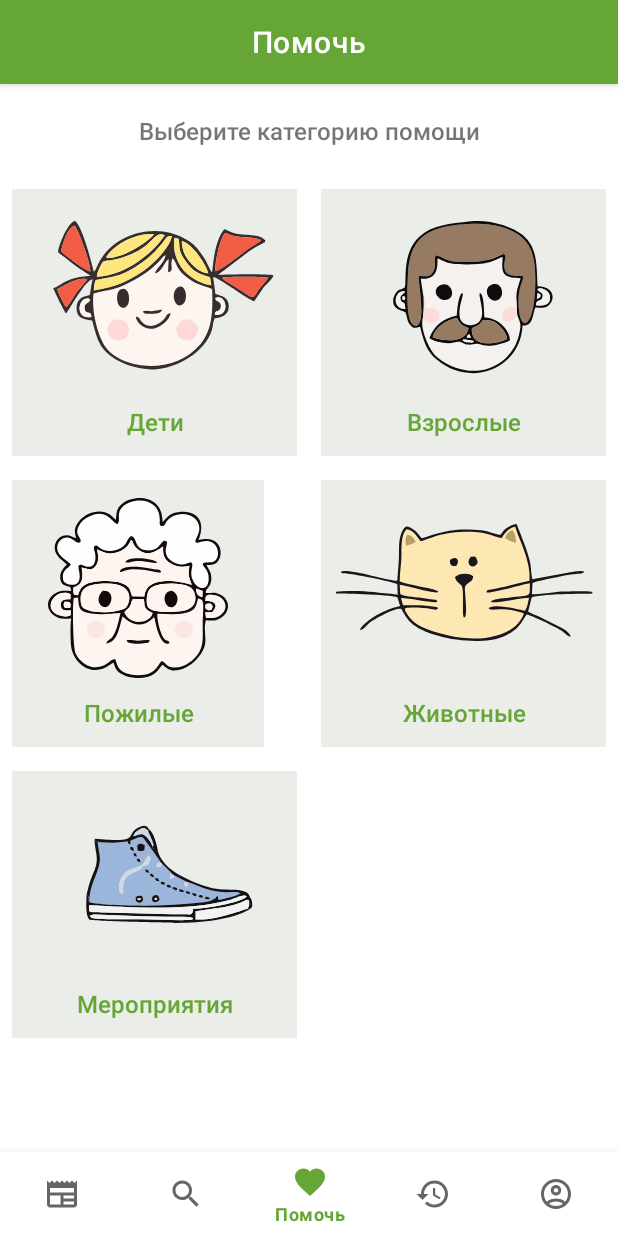
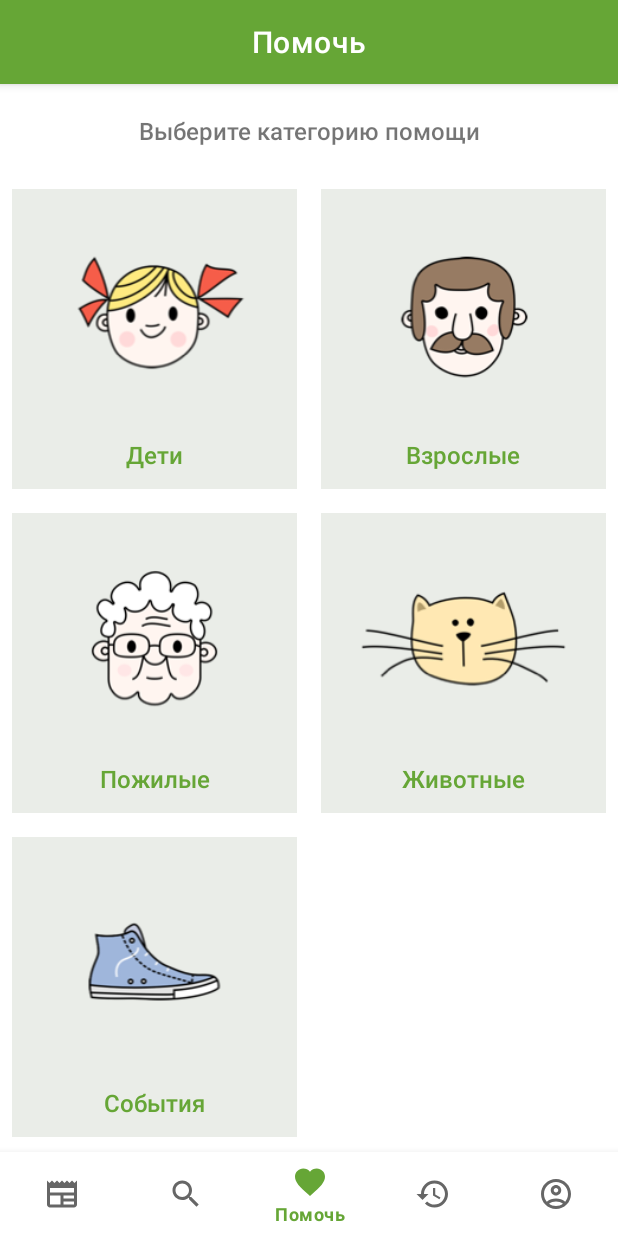
Before and after one commit to iSiNrus/SimbirPractic, an Android app: the screen it shows after launch (MainActivity), item 3 of the bottom bar chosen, on a phone screen of 412 x 824 dp. Run offline under Robolectric (Android 15) with nearby library versions, the phone set to English and light mode, and no system bars; our stand-ins replace RxJava; libraries missing offline, so code that uses them is left out: com.jakewharton.rxbinding, rx.android.schedulers.

```diff
--- a/app/build.gradle
+++ b/app/build.gradle
@@ -2,6 +2,7 @@ plugins {
     id 'com.android.application'
     id 'org.jetbrains.kotlin.android'
     id 'org.jlleitschuh.gradle.ktlint'
+    id 'kotlin-parcelize'
 }
 
 android {
--- a/app/src/main/assets/categories.json
+++ b/app/src/main/assets/categories.json
@@ -1,22 +1,27 @@
 [
   {
     "id": 0,
-    "title": "Дети"
+    "title": "Дети",
+    "icon_path": "cat_img/children.png"
   },
   {
     "id": 1,
-    "title": "Взрослые"
+    "title": "Взрослые",
+    "icon_path": "cat_img/adults.png"
   },
   {
     "id": 2,
-    "title": "Пожилые"
+    "title": "Пожилые",
+    "icon_path": "cat_img/elders.png"
   },
   {
     "id": 3,
-    "title": "Животные"
+    "title": "Животные",
+    "icon_path": "cat_img/animals.png"
   },
   {
     "id": 4,
-    "title": "События"
+    "title": "События",
+    "icon_path": "cat_img/events.png"
   }
 ]
--- a/app/src/main/java/ru/barsik/simbirpractic/dao/CategoryDAO.kt
+++ b/app/src/main/java/ru/barsik/simbirpractic/dao/CategoryDAO.kt
@@ -26,6 +26,6 @@ class CategoryDAO(private val ctx: Context) {
         if(categories==null) getCategories()
         return categories?.find {it ->
             it.title==mTitle
-        } ?: Category(3,"dsf")
+        } ?: Category(3,"dsf", "")
     }
 }
--- a/app/src/main/java/ru/barsik/simbirpractic/entity/Category.kt
+++ b/app/src/main/java/ru/barsik/simbirpractic/entity/Category.kt
@@ -1,6 +1,13 @@
 package ru.barsik.simbirpractic.entity
 
+import android.os.Parcelable
+import com.google.gson.annotations.SerializedName
+import kotlinx.parcelize.Parcelize
+
+@Parcelize
 data class Category(
     val id : Int,
-    val title : String
-)
+    val title : String,
+    @SerializedName("icon_path")
+    val iconPath: String
+) : Parcelable
--- a/app/src/main/java/ru/barsik/simbirpractic/fragments/CategoriesFragment.kt
+++ b/app/src/main/java/ru/barsik/simbirpractic/fragments/CategoriesFragment.kt
@@ -1,56 +1,76 @@
 package ru.barsik.simbirpractic.fragments
 
-import android.database.DataSetObserver
-import android.graphics.drawable.GradientDrawable.Orientation
+import android.graphics.BitmapFactory
 import android.os.Bundle
-import androidx.fragment.app.Fragment
+import android.os.Handler
+import android.os.Looper
+import android.os.Message
+import android.util.Log
 import android.view.LayoutInflater
 import android.view.View
 import android.view.ViewGroup
-import android.widget.ArrayAdapter
 import android.widget.ImageView
-import android.widget.ListAdapter
 import android.widget.TextView
+import androidx.fragment.app.Fragment
 import androidx.recyclerview.widget.GridLayoutManager
-import androidx.recyclerview.widget.LinearLayoutManager
 import androidx.recyclerview.widget.RecyclerView
-import androidx.recyclerview.widget.RecyclerView.ItemDecoration
 import androidx.recyclerview.widget.RecyclerView.ViewHolder
 import ru.barsik.simbirpractic.R
+import ru.barsik.simbirpractic.dao.CategoryDAO
 import ru.barsik.simbirpractic.databinding.FragmentCategoriesBinding
+import ru.barsik.simbirpractic.entity.Category
+import java.util.concurrent.Executors
+import java.util.concurrent.TimeUnit
 
-class CategoriesFragment : Fragment() {
+class CategoriesFragment() : Fragment() {
 
+    private val TAG = "CategoriesFragment"
     private lateinit var binding: FragmentCategoriesBinding
+
+    private val task = Runnable {
+        TimeUnit.SECONDS.sleep(2)
+        val categoryDAO = CategoryDAO(requireContext())
+        categories = categoryDAO.getCategories() as ArrayList
+        handler.sendMessage(Message())
+    }
+
+    private val handler = Handler(Looper.getMainLooper()) {
+        initRecyclerView()
+        return@Handler true
+    }
+
 
     override fun onCreateView(
         inflater: LayoutInflater, container: ViewGroup?, savedInstanceState: Bundle?
     ): View {
         binding = FragmentCategoriesBinding.inflate(layoutInflater)
+        super.onCreateView(inflater, container, savedInstanceState)
         return binding.root
     }
 
     override fun onViewCreated(view: View, savedInstanceState: Bundle?) {
-        val categList = arrayListOf<Pair<String, Int>>(
-            Pair("Дети", R.drawable.children),
-            Pair("Взрослые", R.drawable.adults),
-            Pair("Пожилые", R.drawable.elderly),
-            Pair("Животные", R.drawable.animals),
-            Pair("Мероприятия", R.drawable.events)
-        )
-        binding.categoryRecyclerview.layoutManager = GridLayoutManager(requireContext(), 2)
-        binding.categoryRecyclerview.addItemDecoration(object : ItemDecoration(){
-
-        })
-        binding.categoryRecyclerview.adapter = CategoryItemAdapter(categList)
+        if (categories == null) {
+            Log.d(TAG, "onViewCreated: old List NOT Detected")
+            val executor = Executors.newFixedThreadPool(1)
+            executor.submit(task)
+        } else
+            initRecyclerView()
     }
 
-    private inner class CategoryItemAdapter(private val categoryList: List<Pair<String, Int>>) :
+    private fun initRecyclerView() {
+        val categList = categories?.map { Pair(it.title, it.iconPath) }?.toList() ?: ArrayList()
+        binding.categoryRecyclerview.layoutManager = GridLayoutManager(requireContext(), 2)
+        binding.categoryRecyclerview.adapter = CategoryItemAdapter(categList)
+        binding.progressBarCategories.visibility = View.GONE
+        binding.categoryRecyclerview.visibility = View.VISIBLE
+    }
+
+    private inner class CategoryItemAdapter(private val categoryList: List<Pair<String, String>>) :
         RecyclerView.Adapter<CategoryItemAdapter.CategoryViewHolder>() {
 
         inner class CategoryViewHolder(itemView: View) : ViewHolder(itemView) {
-            val image : ImageView = itemView.findViewById(R.id.iv_cat_item)
-            val title : TextView = itemView.findViewById(R.id.tv_cat_item_title)
+            val image: ImageView = itemView.findViewById(R.id.iv_cat_item)
+            val title: TextView = itemView.findViewById(R.id.tv_cat_item_title)
         }
 
         override fun onCreateViewHolder(parent: ViewGroup, viewType: Int): CategoryViewHolder {
@@ -63,8 +83,18 @@ class CategoriesFragment : Fragment() {
 
         override fun onBindViewHolder(holder: CategoryViewHolder, position: Int) {
             holder.title.text = categoryList[position].first
-            holder.image.setImageResource(categoryList[position].second)
+            holder.image.setImageBitmap(
+                BitmapFactory.decodeStream(
+                    resources.assets.open(
+                        categoryList[position].second
+                    )
+                )
+            )
         }
 
     }
+
+    companion object {
+        var categories: ArrayList<Category>? = null
+    }
 }
--- a/app/src/main/res/layout/categories_item.xml
+++ b/app/src/main/res/layout/categories_item.xml
@@ -1,6 +1,6 @@
 <?xml version="1.0" encoding="utf-8"?>
 <androidx.constraintlayout.widget.ConstraintLayout xmlns:android="http://schemas.android.com/apk/res/android"
-    android:layout_width="wrap_content"
+    android:layout_width="match_parent"
     android:layout_height="wrap_content"
     xmlns:app="http://schemas.android.com/apk/res-auto"
     xmlns:tools="http://schemas.android.com/tools"
@@ -9,8 +9,9 @@
 
     <ImageView
         android:id="@+id/iv_cat_item"
-        android:layout_width="wrap_content"
-        android:layout_height="wrap_content"
+        android:layout_width="match_parent"
+        android:layout_height="0dp"
+        app:layout_constraintDimensionRatio="1:1"
         android:src="@drawable/children"
         app:layout_constraintTop_toTopOf="parent"
         app:layout_constraintEnd_toEndOf="parent"
@@ -24,8 +25,8 @@
         android:layout_width="0dp"
         android:layout_height="wrap_content"
         app:layout_constraintTop_toBottomOf="@id/iv_cat_item"
-        app:layout_constraintStart_toStartOf="@id/iv_cat_item"
-        app:layout_constraintEnd_toEndOf="@id/iv_cat_item"
+        app:layout_constraintStart_toStartOf="parent"
+        app:layout_constraintEnd_toEndOf="parent"
         app:layout_constraintBottom_toBottomOf="parent"
         android:textAlignment="center"
         android:layout_marginVertical="12dp"
--- a/app/src/main/res/layout/fragment_categories.xml
+++ b/app/src/main/res/layout/fragment_categories.xml
@@ -1,6 +1,5 @@
 <?xml version="1.0" encoding="utf-8"?>
-<androidx.constraintlayout.widget.ConstraintLayout
-    xmlns:android="http://schemas.android.com/apk/res/android"
+<androidx.constraintlayout.widget.ConstraintLayout xmlns:android="http://schemas.android.com/apk/res/android"
     xmlns:app="http://schemas.android.com/apk/res-auto"
     xmlns:tools="http://schemas.android.com/tools"
     android:layout_width="match_parent"
@@ -9,38 +8,40 @@
 
     <com.google.android.material.appbar.MaterialToolbar
         android:id="@+id/toolbar"
+        style="@style/Theme.SimbirPractic.Toolbar"
         android:layout_width="match_parent"
         android:layout_height="?attr/actionBarSize"
         android:background="@color/base_green"
-        style="@style/Theme.SimbirPractic.Toolbar"
         app:layout_constraintTop_toTopOf="parent"
-        app:title="Помочь"
-        />
-
-    <androidx.core.widget.NestedScrollView
-        android:layout_width="match_parent"
-        android:layout_height="wrap_content"
-        app:layout_constraintTop_toBottomOf="@id/toolbar">
+        app:title="Помочь" />
 
         <LinearLayout
             android:layout_width="match_parent"
-            android:layout_height="match_parent"
-            android:orientation="vertical">
+            android:layout_height="0dp"
+            android:orientation="vertical"
+            app:layout_constraintTop_toBottomOf="@id/toolbar"
+            app:layout_constraintBottom_toBottomOf="parent"
+            android:paddingBottom="50dp">
 
             <TextView
                 android:layout_width="match_parent"
                 android:layout_height="wrap_content"
-                android:textSize="16sp"
-                android:textAlignment="center"
                 android:layout_marginVertical="20dp"
                 android:fontFamily="sans-serif-medium"
                 android:text="@string/choose_category"
-                />
+                android:textAlignment="center"
+                android:textSize="16sp" />
+
             <androidx.recyclerview.widget.RecyclerView
                 android:id="@+id/category_recyclerview"
                 android:layout_width="match_parent"
-                android:layout_height="match_parent"
-                android:layout_marginBottom="120dp"/>
+                android:layout_height="0dp"
+                android:layout_weight="1"
+                android:visibility="gone" />
+            <ProgressBar
+                android:id="@+id/progress_bar_categories"
+                android:layout_width="match_parent"
+                android:layout_height="wrap_content"
+                android:visibility="visible" />
         </LinearLayout>
-    </androidx.core.widget.NestedScrollView>
 </androidx.constraintlayout.widget.ConstraintLayout>
```
Also changed, not shown: app/src/main/assets/cat_img/adults.png (added), app/src/main/assets/cat_img/animals.png (added), app/src/main/assets/cat_img/children.png (added), app/src/main/assets/cat_img/elders.png (added), app/src/main/assets/cat_img/events.png (added).
